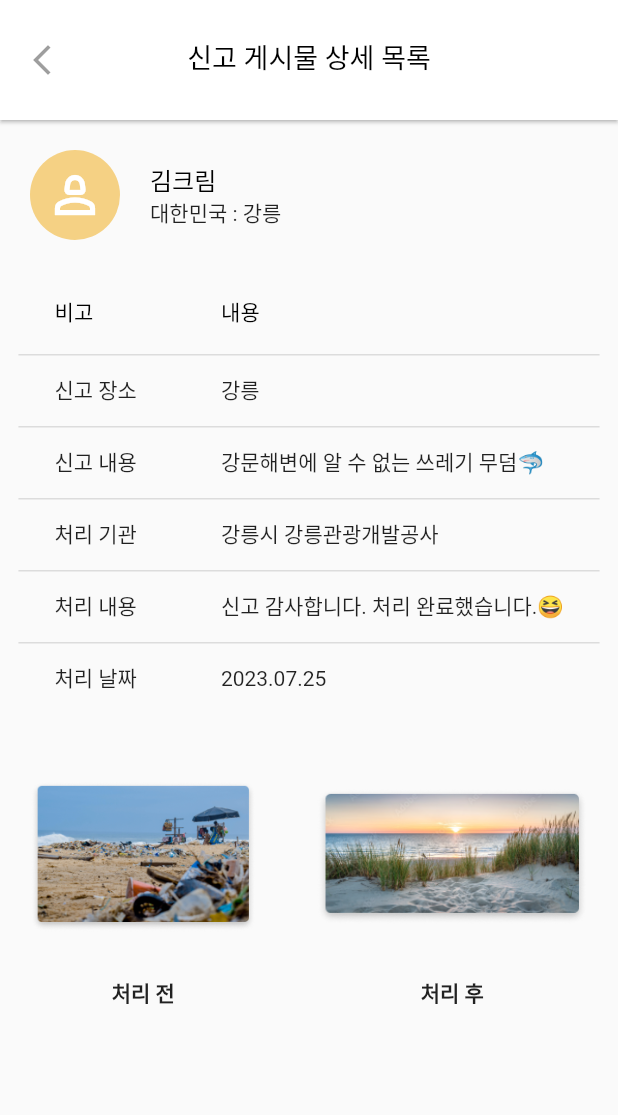
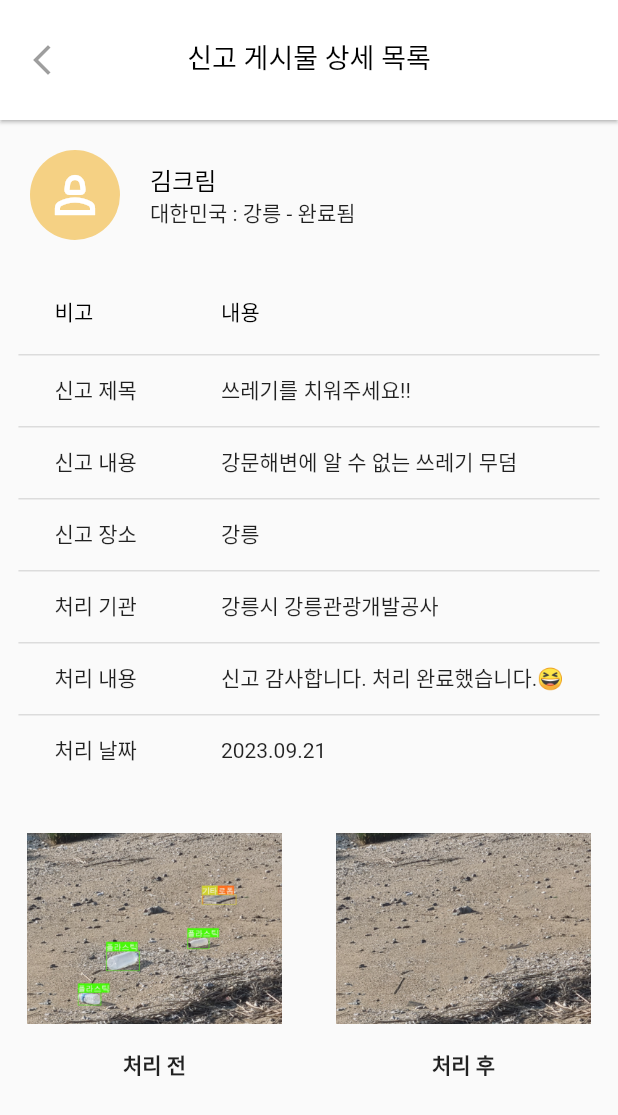
Before and after one commit to 23-HP033-WAVE/WAVE-flutter, a Flutter app: the PostDetail screen opened directly, on a phone screen of 412 x 824 dp. Shown: the top 1115 px of the screen. Run offline on Flutter 3.47's test engine with Material 2 defaults, Android fonts, the phone set to English and light mode, and no system bars; our stand-ins replace fl_chart, image_picker.

Commit message:
☑️ Fix: Post 관련 수정

```diff
--- a/lib/screen/my_posted_screen.dart
+++ b/lib/screen/my_posted_screen.dart
@@ -67,7 +67,7 @@ class _MyPostedState extends State<MyPosted> {
                 rows: const [
                   DataRow(cells: [
                     DataCell(Text('게시물 내용')),
-                    DataCell(Text('강문해변에 알 수 없는 쓰레기 무덤🦈')),
+                    DataCell(Text('강문해변에 알 수 없는 쓰레기 무덤')),
                   ]),
                   DataRow(cells: [
                     DataCell(Text('위치 분류')),
--- a/lib/screen/post_detail.dart
+++ b/lib/screen/post_detail.dart
@@ -51,7 +51,7 @@ class _PostDetailState extends State<PostDetail> {
                       ),
                     ),
                     Text(
-                      '대한민국 : 강릉',
+                      '대한민국 : 강릉 - 완료됨',
                     ),
                   ],
                 ),
@@ -67,12 +67,16 @@ class _PostDetailState extends State<PostDetail> {
                 ],
                 rows: const [
                   DataRow(cells: [
-                    DataCell(Text('신고 장소')),
-                    DataCell(Text('강릉')),
+                    DataCell(Text('신고 제목')),
+                    DataCell(Text('쓰레기를 치워주세요!!')),
                   ]),
                   DataRow(cells: [
                     DataCell(Text('신고 내용')),
-                    DataCell(Text('강문해변에 알 수 없는 쓰레기 무덤🦈')),
+                    DataCell(Text('강문해변에 알 수 없는 쓰레기 무덤')),
+                  ]),
+                  DataRow(cells: [
+                    DataCell(Text('신고 장소')),
+                    DataCell(Text('강릉')),
                   ]),
                   DataRow(cells: [
                     DataCell(Text('처리 기관')),
@@ -84,7 +88,7 @@ class _PostDetailState extends State<PostDetail> {
                   ]),
                   DataRow(cells: [
                     DataCell(Text('처리 날짜')),
-                    DataCell(Text('2023.07.25')),
+                    DataCell(Text('2023.09.21')),
                   ]),
                 ],
               ),
@@ -99,8 +103,8 @@ class _PostDetailState extends State<PostDetail> {
                     ClipRRect(
                       borderRadius: BorderRadius.circular(10),
                       child: Image.asset(
-                        'assets/images/trash.png',
-                        width: 150,
+                        'assets/images/detect_after.png',
+                        width: 170,
                         height: 150,
                       ),
                     ),
@@ -119,8 +123,8 @@ class _PostDetailState extends State<PostDetail> {
                     ClipRRect(
                       borderRadius: BorderRadius.circular(10),
                       child: Image.asset(
-                        'assets/images/after_trash.png',
-                        width: 180,
+                        'assets/images/trash_after.JPG',
+                        width: 170,
                         height: 150,
                       ),
                     ),
```
Also changed, not shown: lib/screen/post_screen.dart (+5 -5 lines), assets/images/after_trash.png (deleted), assets/images/detect_before.jpg (deleted), assets/images/trash.png (deleted), assets/images/trash_after.JPG (added).
